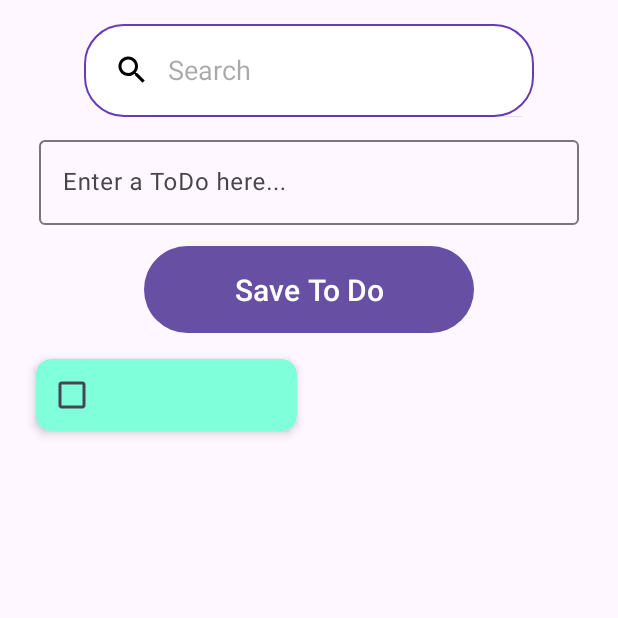
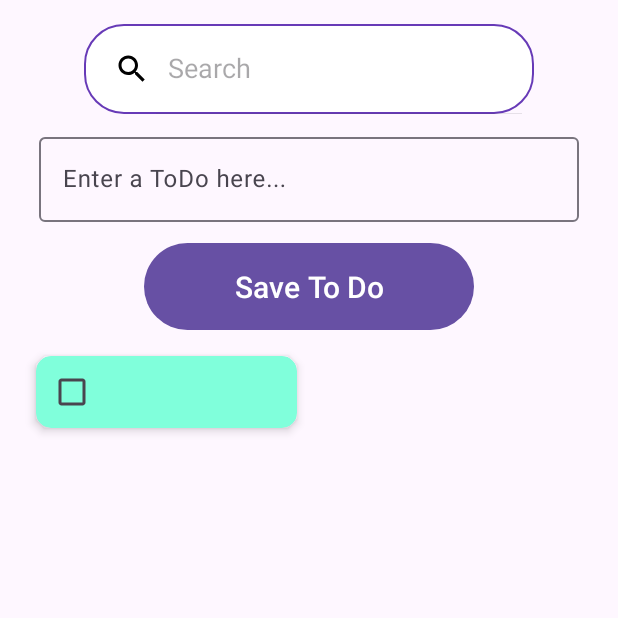
Before and after one commit to Jubayed-A/OIBSIP-To-Do-Apps, an Android app: the screen it shows after launch (MainActivity), after a tap on "Save To Do", on a phone screen of 412 x 824 dp, the top half of it. Run offline under Robolectric (Android 15) with nearby library versions, the phone set to English and light mode, and no system bars; our stand-ins replace Room's generated code, data binding.

```diff
--- a/app/src/main/res/layout/fragment_to_do.xml
+++ b/app/src/main/res/layout/fragment_to_do.xml
@@ -21,7 +21,7 @@
         <androidx.appcompat.widget.SearchView
             android:id="@+id/searchView"
             android:layout_width="300dp"
-            android:layout_height="62dp"
+            android:layout_height="60dp"
             android:layout_gravity="center"
             android:layout_marginBottom="10dp"
             android:background="@drawable/search_bg"
```
